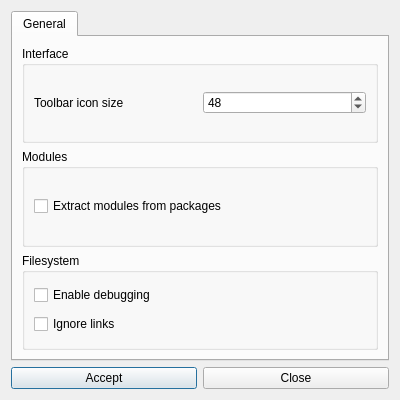
The window that gui/gui_settings.ui (FrankMamuda/yplatform2) describes before a commit, drawn with Qt 5.
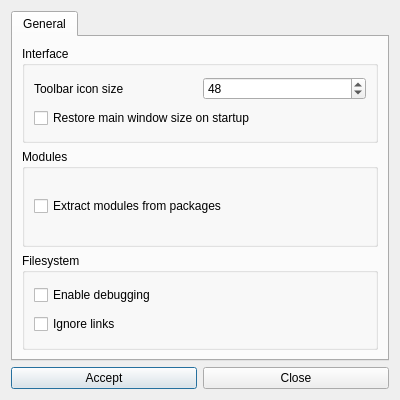
The same window after the commit. Icons and pictures are not drawn.

```diff
--- a/gui/gui_settings.ui
+++ b/gui/gui_settings.ui
@@ -61,6 +61,13 @@
             </item>
            </layout>
           </item>
+          <item>
+           <widget class="QCheckBox" name="restoreSize">
+            <property name="text">
+             <string>Restore main window size on startup</string>
+            </property>
+           </widget>
+          </item>
          </layout>
         </widget>
        </item>
```
